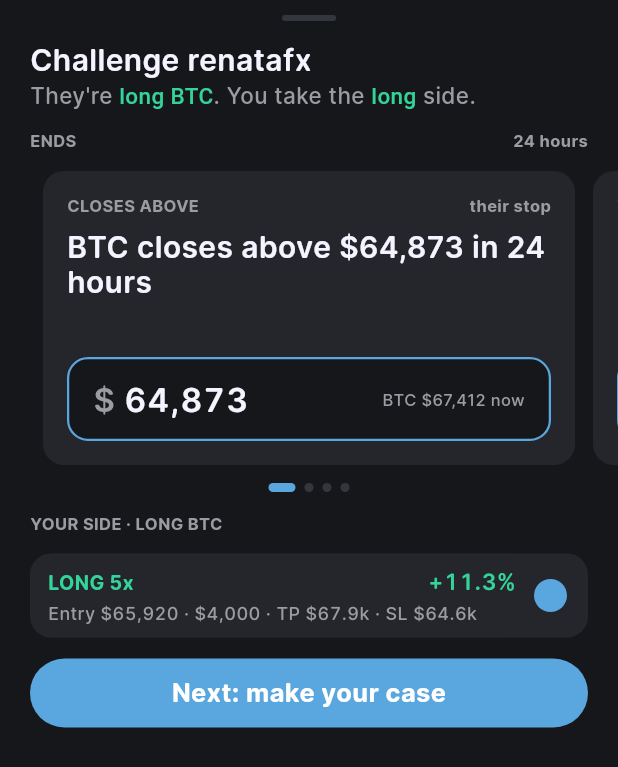
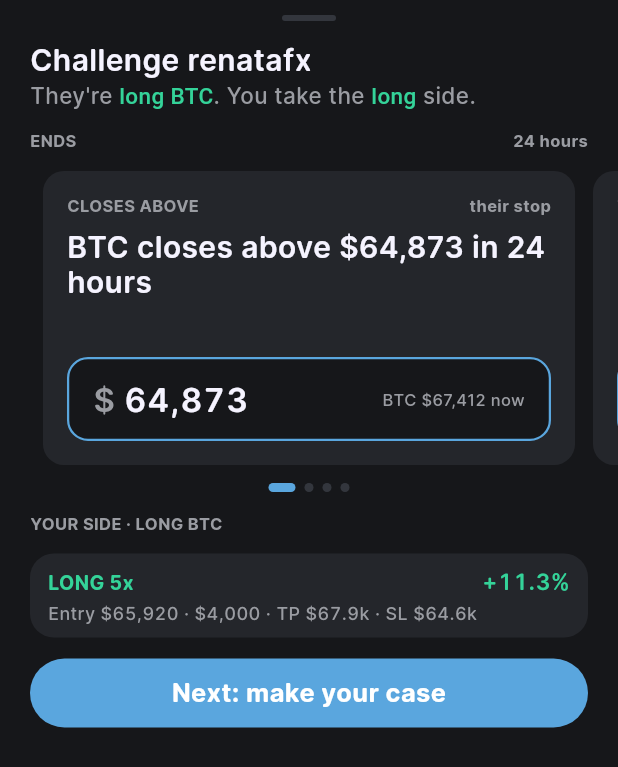
Before and after one commit to VistaMarkets/VistaColosseum, a Flutter app: the ChallengeSheet widget shown alone on an empty page, opened directly with sample values from the repository, on a phone screen of 412 x 824 dp. Shown: the top 767 px of the screen. Run offline on Flutter 3.47's test engine with Material 3 defaults, Android fonts, the phone set to English and light mode, and no system bars; our stand-ins replace flutter_svg; project files that could hold a hidden picture were left out.

Commit message:
Challenge sheet: no dot on your side's position
Co-Authored-By: Claude Opus 5.5 <noreply@anthropic.com>

```diff
--- a/app/lib/features/arena/challenge_sheet.dart
+++ b/app/lib/features/arena/challenge_sheet.dart
@@ -301,32 +301,10 @@ class _ChallengeSheetState extends State<ChallengeSheet> {
                       style: label,
                     ),
                     const SizedBox(height: VistaSpace.xxl),
-                    // Your position on that side, picked.
-                    Container(
-                      padding: const EdgeInsets.only(right: VistaSpace.xxl),
-                      decoration: BoxDecoration(
-                        color: VistaColors.surface,
-                        borderRadius: BorderRadius.circular(14),
-                      ),
-                      clipBehavior: Clip.antiAlias,
-                      child: Row(
-                        children: [
-                          Expanded(
-                            child: BackedPositionCard(
-                              post: ComposeTakeScreen.backing(p),
-                              ticker: _ticker,
-                            ),
-                          ),
-                          Container(
-                            width: 22,
-                            height: 22,
-                            decoration: const BoxDecoration(
-                              color: VistaColors.accent,
-                              shape: BoxShape.circle,
-                            ),
-                          ),
-                        ],
-                      ),
+                    // Your position on that side.
+                    BackedPositionCard(
+                      post: ComposeTakeScreen.backing(p),
+                      ticker: _ticker,
                     ),
                     const SizedBox(height: VistaSpace.xxl),
                     VistaPillButton(
```
